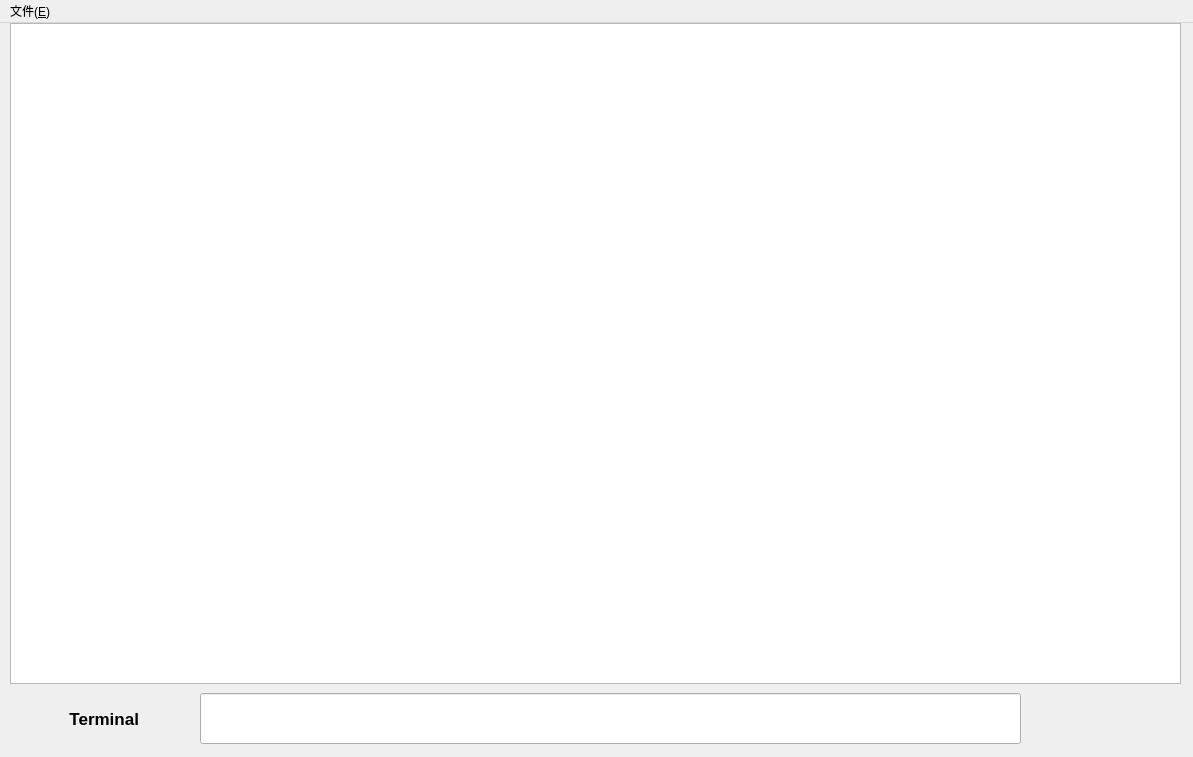
The window that mainwindow.ui (JidongLi-hub/Internet-Package-Sender) describes before a commit, drawn with Qt 5.
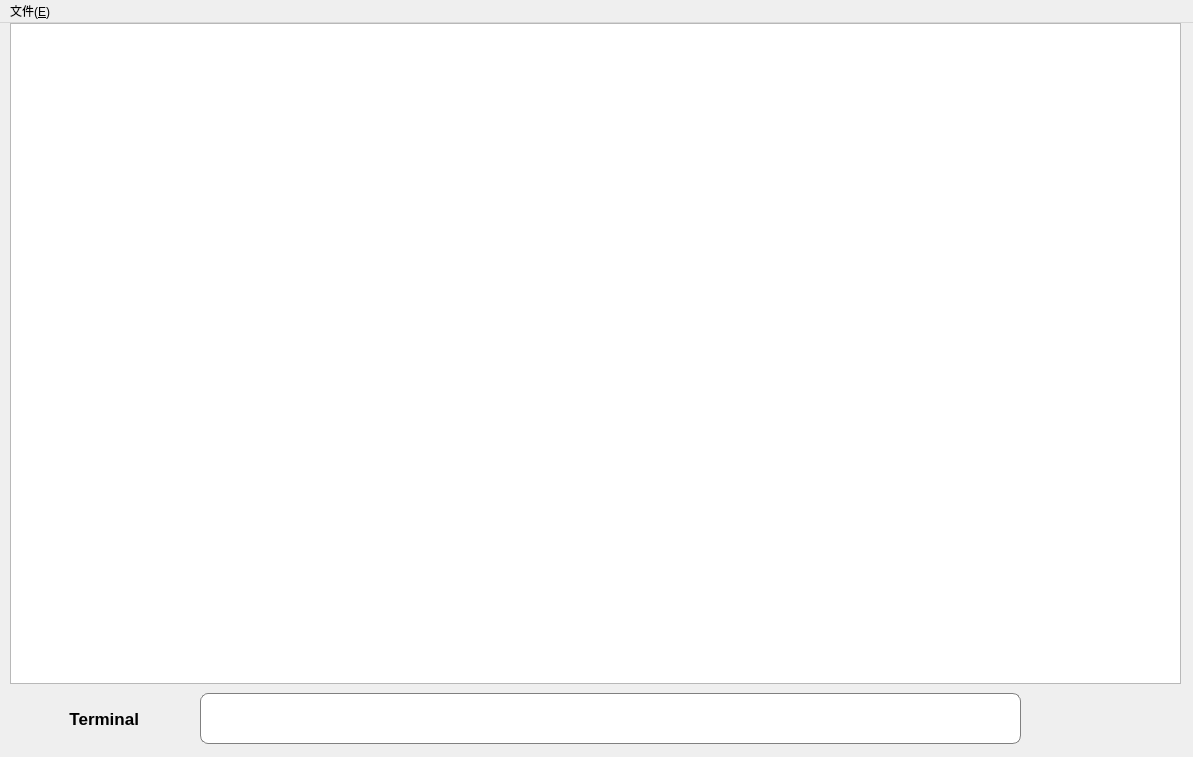
The same window after the commit. Icons and pictures are not drawn.

Diff of the .ui file:
```diff
--- a/mainwindow.ui
+++ b/mainwindow.ui
@@ -11,43 +11,31 @@
    </rect>
   </property>
   <property name="windowTitle">
-   <string>MainWindow</string>
+   <string>PackageSender</string>
+  </property>
+  <property name="styleSheet">
+   <string notr="true"/>
   </property>
   <widget class="QWidget" name="centralwidget">
    <widget class="QComboBox" name="comboBox_netcard">
     <property name="geometry">
      <rect>
-      <x>110</x>
+      <x>150</x>
       <y>40</y>
       <width>1001</width>
       <height>41</height>
      </rect>
     </property>
-   </widget>
-   <widget class="QLabel" name="label_netcard">
-    <property name="geometry">
-     <rect>
-      <x>20</x>
-      <y>50</y>
-      <width>80</width>
-      <height>20</height>
-     </rect>
-    </property>
-    <property name="font">
-     <font>
-      <pointsize>12</pointsize>
-      <weight>75</weight>
-      <bold>true</bold>
-     </font>
-    </property>
-    <property name="text">
-     <string>选择网卡</string>
+    <property name="styleSheet">
+     <string notr="true">border-radius: 4px;
+background: rgb(241, 246, 253);
+border: 0.5px solid gray;</string>
     </property>
    </widget>
    <widget class="QLabel" name="label_sport">
     <property name="geometry">
      <rect>
-      <x>110</x>
+      <x>100</x>
       <y>170</y>
       <width>91</width>
       <height>51</height>
@@ -55,6 +43,7 @@
     </property>
     <property name="font">
      <font>
+      <family>微软雅黑 Light</family>
       <pointsize>13</pointsize>
       <weight>75</weight>
       <bold>true</bold>
@@ -127,7 +116,7 @@
    <widget class="QLabel" name="label_ttl">
     <property name="geometry">
      <rect>
-      <x>120</x>
+      <x>110</x>
       <y>420</y>
       <width>71</width>
       <height>31</height>
@@ -135,6 +124,7 @@
     </property>
     <property name="font">
      <font>
+      <family>微软雅黑 Light</family>
       <pointsize>13</pointsize>
       <weight>75</weight>
       <bold>true</bold>
@@ -273,13 +263,14 @@
     <property name="geometry">
      <rect>
       <x>590</x>
-      <y>310</y>
+      <y>300</y>
       <width>71</width>
       <height>31</height>
      </rect>
     </property>
     <property name="font">
      <font>
+      <family>微软雅黑 Light</family>
       <pointsize>13</pointsize>
       <weight>75</weight>
       <bold>true</bold>
@@ -382,10 +373,10 @@
    <widget class="QPushButton" name="send">
     <property name="geometry">
      <rect>
-      <x>780</x>
-      <y>550</y>
-      <width>161</width>
-      <height>81</height>
+      <x>750</x>
+      <y>540</y>
+      <width>241</width>
+      <height>101</height>
      </rect>
     </property>
     <property name="font">
@@ -393,8 +384,26 @@
       <pointsize>20</pointsize>
      </font>
     </property>
+    <property name="styleSheet">
+     <string notr="true">border-radius: 14px;
+</string>
+    </property>
     <property name="text">
-     <string>发送</string>
+     <string/>
+    </property>
+    <property name="icon">
+     <iconset>
+      <activeon>blueplane.png</activeon>
+     </iconset>
+    </property>
+    <property name="iconSize">
+     <size>
+      <width>100</width>
+      <height>350</height>
+     </size>
+    </property>
+    <property name="autoRepeatDelay">
+     <number>300</number>
     </property>
    </widget>
    <widget class="QRadioButton" name="tcp">
@@ -574,14 +583,15 @@
    <widget class="QLabel" name="label_srcMAC">
     <property name="geometry">
      <rect>
-      <x>110</x>
+      <x>90</x>
       <y>480</y>
-      <width>71</width>
+      <width>91</width>
       <height>31</height>
      </rect>
     </property>
     <property name="font">
      <font>
+      <family>微软雅黑 Light</family>
       <pointsize>13</pointsize>
       <weight>75</weight>
       <bold>true</bold>
@@ -620,6 +630,13 @@
       <pointsize>12</pointsize>
      </font>
     </property>
+    <property name="styleSheet">
+     <string notr="true">border: 1px solid gray;
+border-radius: 8px;
+padding: 0 10px;
+background: white;
+selection-background-color: darkgray;</string>
+    </property>
    </widget>
    <widget class="QLabel" name="label_terminal">
     <property name="geometry">
```
Left out of the diff: 217 changed lines with no effect on the pictures.
